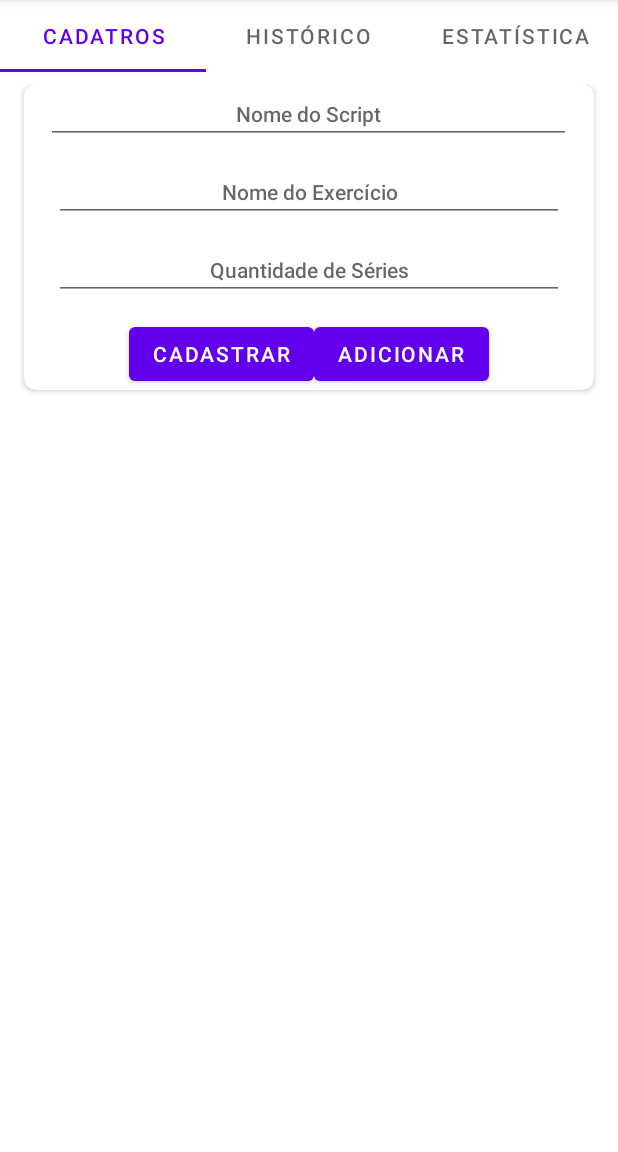
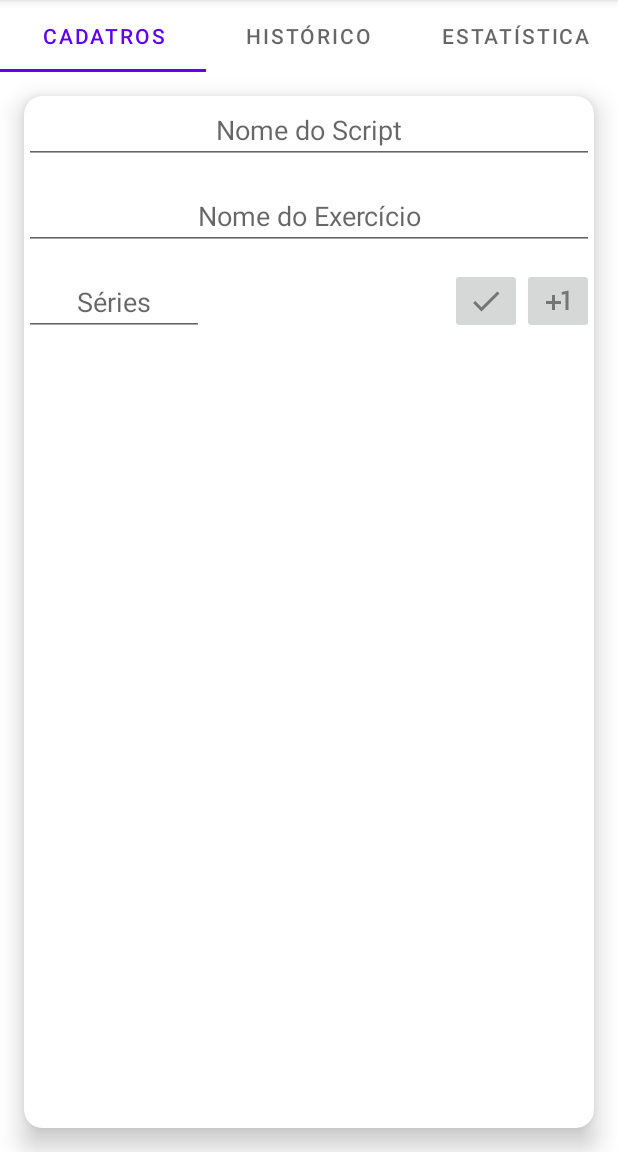
Before and after one commit to franciscothiagoufc/desmob_ufcqxd_2022_apptreinos, an Android app: the screen it shows after launch (TreinosActivity), after a tap on an icon or button, on a phone screen of 412 x 824 dp, the part 84-1236 px from its top. Run offline under Robolectric (Android 15) with nearby library versions, the phone set to English and light mode, and no system bars.

Commit message:
Design Responsivo.

```diff
--- a/app/src/main/java/br/com/ufc/qxd/desmob/apptreino/DAO/HistoricoDAOInterface.kt
+++ b/app/src/main/java/br/com/ufc/qxd/desmob/apptreino/DAO/HistoricoDAOInterface.kt
@@ -8,5 +8,5 @@ interface HistoricoDAOInterface : Serializable {
     public fun init();
     public fun addHistorico(treino: Treino);
     public fun getHistoricoArray(): ArrayList<Historico>;
-    public fun deleteHistorico(Id:Int);
+    public fun deleteHistorico(Id:Int):Boolean;
 }
--- a/app/src/main/java/br/com/ufc/qxd/desmob/apptreino/DAO/internal/HistoricoDAO.kt
+++ b/app/src/main/java/br/com/ufc/qxd/desmob/apptreino/DAO/internal/HistoricoDAO.kt
@@ -23,13 +23,14 @@ class HistoricoDAO : HistoricoDAOInterface {
         return historicoArray;
     }
 
-    override fun deleteHistorico(Id: Int) {
+    override fun deleteHistorico(Id: Int):Boolean {
         for (i in historicoArray)
         {
             if (i.Id == Id){
                 historicoArray.remove(i);
-                break;
+                return true;
             }
         }
+        return false;
     }
 }
--- a/app/src/main/java/br/com/ufc/qxd/desmob/apptreino/InicialActivity.kt
+++ b/app/src/main/java/br/com/ufc/qxd/desmob/apptreino/InicialActivity.kt
@@ -27,6 +27,10 @@ class InicialActivity : AppCompatActivity() {
     private lateinit var scriptsDAO: ScriptDAO;
     private lateinit var historicoDAO: HistoricoDAO;
 
+    init {
+
+    }
+
     override fun onCreate(savedInstanceState: Bundle?) {
         super.onCreate(savedInstanceState)
         setContentView(R.layout.activity_inicial)
@@ -36,8 +40,8 @@ class InicialActivity : AppCompatActivity() {
         /*Iniciando Dados*/
         scriptsDAO = ScriptDAO();
         historicoDAO = HistoricoDAO();
-        Utils.dummyHistorico(historicoDAO);
-        Utils.dummyScripts(scriptsDAO);
+        //Utils.dummyHistorico(historicoDAO);
+        //Utils.dummyScripts(scriptsDAO);
         /*Configurando Recycle View*/
         scriptAdapter = InicialScriptsAdapter(scriptsDAO.getScriptArray());
         layoutManger = LinearLayoutManager(this);
@@ -48,7 +52,8 @@ class InicialActivity : AppCompatActivity() {
             val treinosActivity = InicialActivity();
             val treinosActivityIntent = Intent(this,TreinosActivity::class.java);
             val treinosActivityIntentBundle = Bundle();
-            treinosActivityIntentBundle.putSerializable("ScriptDAO",scriptsDAO);
+            treinosActivityIntentBundle.putSerializable("scriptDAO",scriptsDAO);
+            treinosActivityIntentBundle.putSerializable("historicoDAO",historicoDAO);
             treinosActivityIntent.putExtra("Args",treinosActivityIntentBundle);
             startActivity(treinosActivityIntent);
         }
--- a/app/src/main/java/br/com/ufc/qxd/desmob/apptreino/TreinoTabAdapter.kt
+++ b/app/src/main/java/br/com/ufc/qxd/desmob/apptreino/TreinoTabAdapter.kt
@@ -1,19 +1,27 @@
 package br.com.ufc.qxd.desmob.apptreino
 
+import android.util.Log
 import androidx.fragment.app.Fragment
 import androidx.fragment.app.FragmentActivity
 import androidx.fragment.app.FragmentManager
 import androidx.viewpager2.adapter.FragmentStateAdapter
+import br.com.ufc.qxd.desmob.apptreino.DAO.internal.HistoricoDAO
+import br.com.ufc.qxd.desmob.apptreino.DAO.internal.ScriptDAO
 
-class TreinoTabAdapter(fragment: TreinosActivity) : FragmentStateAdapter(fragment) {
-
+class TreinoTabAdapter(fragment: TreinosActivity,scriptDAO: ScriptDAO,historicoDAO: HistoricoDAO) : FragmentStateAdapter(fragment) {
+    private lateinit var historicoDAO:HistoricoDAO;
+    private lateinit var scriptDAO: ScriptDAO;
+    init {
+        this.historicoDAO=historicoDAO;
+        this.scriptDAO=scriptDAO;
+    }
     override fun getItemCount(): Int {
         return 3;
     }
     override fun createFragment(position: Int): Fragment {
         return when(position){
             0 -> CadastroFragment();
-            1 -> HistoricoFragment();
+            1 -> return HistoricoFragment(historicoDAO);
             2 -> EstatisticaFragment();
             else -> CadastroFragment();
         }
--- a/app/src/main/java/br/com/ufc/qxd/desmob/apptreino/TreinosActivity.kt
+++ b/app/src/main/java/br/com/ufc/qxd/desmob/apptreino/TreinosActivity.kt
@@ -2,8 +2,11 @@ package br.com.ufc.qxd.desmob.apptreino
 
 import androidx.appcompat.app.AppCompatActivity
 import android.os.Bundle
+import android.util.Log
 import android.view.View
 import androidx.viewpager2.widget.ViewPager2
+import br.com.ufc.qxd.desmob.apptreino.DAO.internal.HistoricoDAO
+import br.com.ufc.qxd.desmob.apptreino.DAO.internal.ScriptDAO
 import com.google.android.material.tabs.TabLayout
 import com.google.android.material.tabs.TabLayoutMediator
 
@@ -12,14 +15,20 @@ class TreinosActivity : AppCompatActivity() {
     private lateinit var viewpager:ViewPager2;
     private lateinit var tabAdapter:TreinoTabAdapter;
     private lateinit var tabLayoutMediator: TabLayoutMediator;
+    private lateinit var scriptDAO: ScriptDAO;
+    private lateinit var historicoDAO: HistoricoDAO;
     override fun onCreate(savedInstanceState: Bundle?) {
         super.onCreate(savedInstanceState)
         setContentView(R.layout.activity_treinos)
         /*Iniciando Views*/
         tabLayout = findViewById(R.id.treinos_tab);
         viewpager = findViewById(R.id.treinos_viewpage);
+        /*Obtendo DAO*/
+        scriptDAO = this.intent.getBundleExtra("Args")?.getSerializable("scriptDAO") as ScriptDAO;
+        historicoDAO = this.intent.getBundleExtra("Args")?.getSerializable("historicoDAO") as HistoricoDAO;
+        Log.w("TreinosActivity","TreinosActivity")
         /*Configurando Tabs e ViewPager*/
-        tabAdapter = TreinoTabAdapter(this);
+        tabAdapter = TreinoTabAdapter(this,scriptDAO,historicoDAO);
         viewpager.adapter = tabAdapter;
         tabLayoutMediator=TabLayoutMediator(tabLayout,viewpager){tab, position ->
             tab.text = when(position){
--- /dev/null
+++ b/app/src/main/res/drawable-anydpi/treinos_add_action.xml
@@ -0,0 +1,11 @@
+<vector xmlns:android="http://schemas.android.com/apk/res/android"
+    android:width="24dp"
+    android:height="24dp"
+    android:viewportWidth="24"
+    android:viewportHeight="24"
+    android:tint="#333333"
+    android:alpha="0.6">
+  <path
+      android:fillColor="@android:color/white"
+      android:pathData="M10,8L8,8v4L4,12v2h4v4h2v-4h4v-2h-4zM14.5,6.08L14.5,7.9l2.5,-0.5L17,18h2L19,5z"/>
+</vector>
--- a/app/src/main/res/layout/fragment_cadastro.xml
+++ b/app/src/main/res/layout/fragment_cadastro.xml
@@ -5,63 +5,74 @@
     android:layout_height="match_parent"
     tools:context=".CadastroFragment"
     xmlns:cardview="http://schemas.android.com/apk/res-auto">
-    <LinearLayout
-        android:layout_marginTop="8dp"
+    <androidx.constraintlayout.widget.ConstraintLayout
         android:layout_width="match_parent"
-        android:layout_height="match_parent"
-        android:orientation="vertical">
+        android:layout_height="match_parent">
         <androidx.cardview.widget.CardView
-            android:layout_width="380dp"
-            android:layout_height="wrap_content"
-            cardview:cardCornerRadius="8dp"
-            android:layout_gravity="center"
-            android:outlineAmbientShadowColor="@color/material_dynamic_neutral90">
-            <LinearLayout
+            android:layout_width="match_parent"
+            android:layout_height="match_parent"
+            cardview:cardElevation="10dp"
+            cardview:cardCornerRadius="12dp"
+            cardview:layout_constraintRight_toRightOf="parent"
+            cardview:layout_constraintLeft_toLeftOf="parent"
+            cardview:layout_constraintTop_toTopOf="parent"
+            cardview:layout_constraintBottom_toBottomOf="parent"
+            android:layout_marginLeft="16dp"
+            android:layout_marginRight="16dp"
+            android:layout_marginTop="16dp"
+            android:layout_marginBottom="16dp">
+            <RelativeLayout
                 android:layout_width="match_parent"
-                android:layout_height="wrap_content"
-                android:gravity="center_horizontal"
-                android:orientation="vertical">
-                <EditText style="@style/TextAppearance.AppCompat.Widget.ActionBar.Menu"
+                android:layout_height="match_parent">
+                <EditText
                     android:id="@+id/treinos_cadastro_script"
-                    android:layout_width="350dp"
+                    android:layout_width="match_parent"
                     android:layout_height="wrap_content"
+                    android:layout_alignParentTop="true"
                     android:hint="Nome do Script"
                     android:textAlignment="center" />
-                <EditText style="@style/TextAppearance.AppCompat.Widget.ActionBar.Menu"
+                <EditText
                     android:id="@+id/treinos_cadastro_exercicio"
-                    android:layout_width="340dp"
+                    android:layout_width="match_parent"
                     android:layout_height="wrap_content"
+                    android:layout_marginTop="12dp"
                     android:hint="Nome do Exercício"
+                    android:textAlignment="center"
+                    android:layout_below="@+id/treinos_cadastro_script"/>
+                <EditText
+                    android:id="@+id/treinos_cadastro_serie"
+                    android:layout_width="120dp"
+                    android:layout_height="wrap_content"
                     android:layout_marginTop="12dp"
-                    android:textAlignment="center" />
-                <EditText style="@style/TextAppearance.AppCompat.Widget.ActionBar.Menu"
-                    android:id="@+id/treinos_cadastro_serie"
-                    android:layout_width="340dp"
+                    android:hint="Séries"
+                    android:textAlignment="center"
+                    android:inputType="number"
+                    android:layout_below="@+id/treinos_cadastro_exercicio"/>
+                <ImageButton
+                    android:id="@+id/treinos_cadastro_add_exercicio"
+                    android:layout_width="wrap_content"
                     android:layout_height="wrap_content"
-                    android:hint="Quantidade de Séries"
+                    android:src="@drawable/treinos_add_action"
+                    android:layout_alignParentRight="true"
                     android:layout_marginTop="12dp"
-                    android:textAlignment="center"
-                    android:inputType="number"/>
-                <LinearLayout
-                    android:layout_width="match_parent"
-                    android:layout_height="match_parent"
-                    android:gravity="center_horizontal">
-                    <Button
-                        android:layout_width="wrap_content"
-                        android:layout_height="wrap_content"
-                        android:layout_alignParentLeft="true"
+                    android:layout_below="@+id/treinos_cadastro_exercicio"/>
+                <ImageButton
+                    android:id="@+id/treinos_cadastro_confirma"
+                    android:layout_width="wrap_content"
+                    android:layout_height="wrap_content"
+                    android:layout_marginLeft="12dp"
+                    android:src="@drawable/treinos_confirm_action"
+                    android:layout_marginTop="12dp"
+                    android:layout_below="@+id/treinos_cadastro_exercicio"
+                    android:layout_toLeftOf="@+id/treinos_cadastro_add_exercicio"/>
+                    <androidx.recyclerview.widget.RecyclerView
+                        android:layout_width="match_parent"
+                        android:layout_height="match_parent"
                         android:layout_marginTop="12dp"
-                        android:text="Cadastrar"
-                        android:textAlignment="center" />
-                    <Button
-                        android:layout_width="wrap_content"
-                        android:layout_height="wrap_content"
-                        android:layout_marginTop="12dp"
-                        android:text="Adicionar"
-                        android:textAlignment="center"
-                        android:layout_alignParentRight="true"/>
-                </LinearLayout>
-            </LinearLayout>
+                        android:layout_below="@+id/treinos_cadastro_serie">
+
+                    </androidx.recyclerview.widget.RecyclerView>
+            </RelativeLayout>
         </androidx.cardview.widget.CardView>
-    </LinearLayout>
+    </androidx.constraintlayout.widget.ConstraintLayout>
 </FrameLayout>
```
Also changed, not shown: app/src/main/java/br/com/ufc/qxd/desmob/apptreino/HistoricoFragment.kt (+10 -9 lines), app/src/main/java/br/com/ufc/qxd/desmob/apptreino/TreinosHistoricoAdapter.kt (+11 -8 lines), app/src/main/res/layout/iniciar_script_item.xml (+32 -19 lines), app/src/main/res/layout/treinos_historico_item.xml (+37 -22 lines), app/src/main/res/drawable-hdpi/treinos_add_action.png (added), app/src/main/res/drawable-mdpi/treinos_add_action.png (added), app/src/main/res/drawable-xhdpi/treinos_add_action.png (added), app/src/main/res/drawable-xxhdpi/treinos_add_action.png (added).
